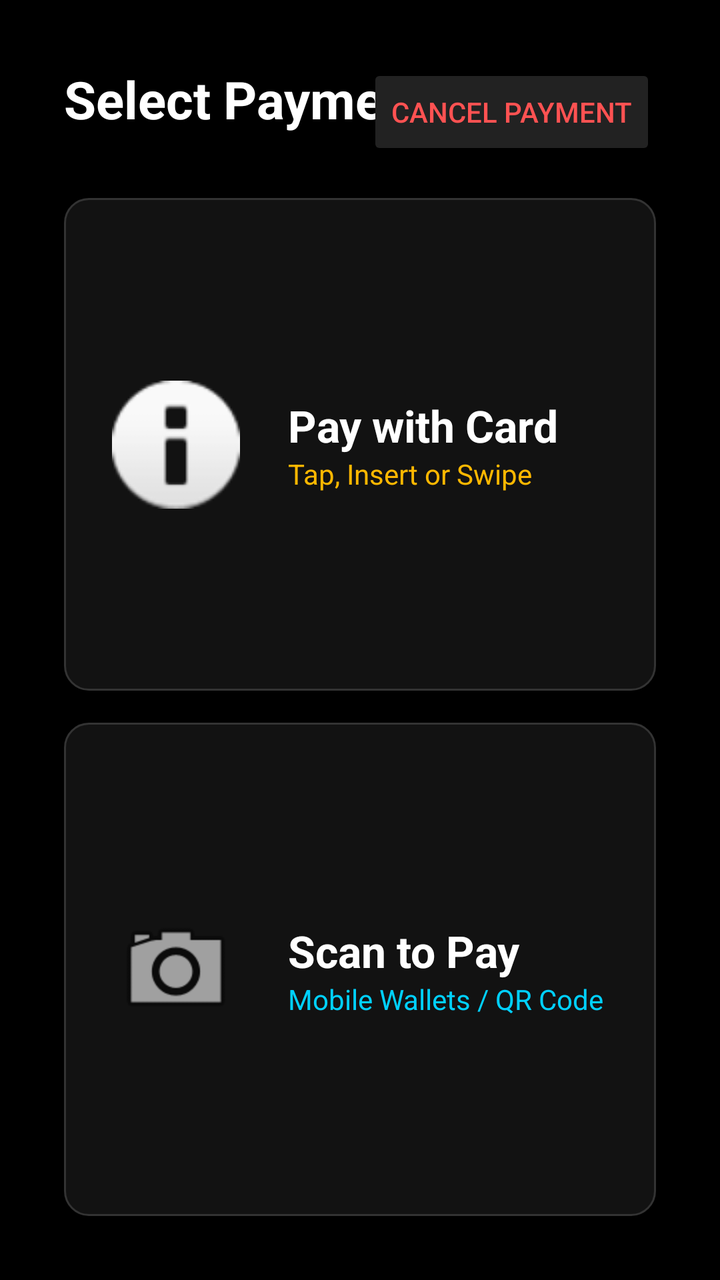
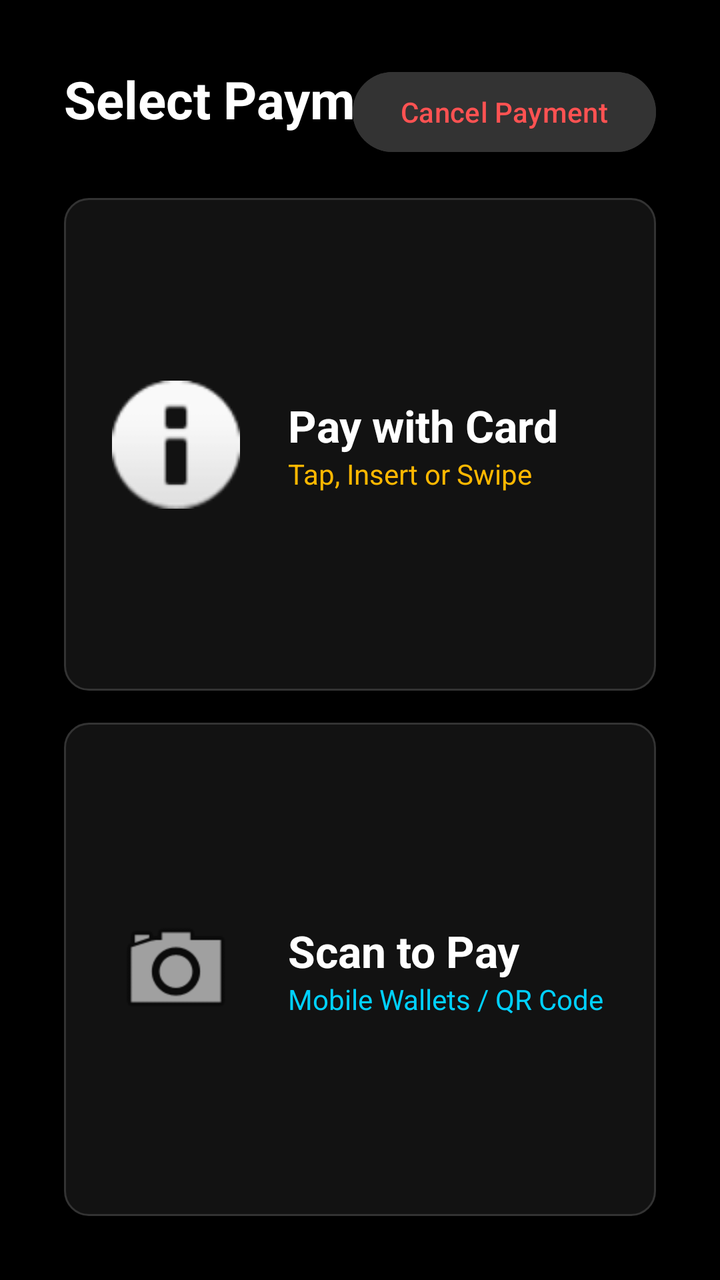

An Android layout rendered at two revisions. The XML below is the earlier revision; the diff shows what the commit changed to produce the second picture.
<!-- AndroidManifest.xml: application theme Theme.SSP -->
<!-- res/layout/dialog_payment_selection.xml -->
<?xml version="1.0" encoding="utf-8"?>
<androidx.constraintlayout.widget.ConstraintLayout xmlns:android="http://schemas.android.com/apk/res/android"
    xmlns:app="http://schemas.android.com/apk/res-auto"
    android:layout_width="match_parent"
    android:layout_height="match_parent"
    android:background="#000000"
    android:padding="32dp">

    <TextView
        android:id="@+id/tv_choice_title"
        android:layout_width="wrap_content"
        android:layout_height="wrap_content"
        android:text="@string/payment_choice_title"
        android:textColor="#FFFFFF"
        android:textSize="26sp"
        android:textStyle="bold"
        app:layout_constraintStart_toStartOf="parent"
        app:layout_constraintTop_toTopOf="parent" />

    <LinearLayout
        android:layout_width="match_parent"
        android:layout_height="0dp"
        android:layout_marginTop="32dp"
        android:orientation="vertical"
        app:layout_constraintBottom_toBottomOf="parent"
        app:layout_constraintTop_toBottomOf="@id/tv_choice_title">

        
        <androidx.constraintlayout.widget.ConstraintLayout
            android:id="@+id/btn_choice_card"
            android:layout_width="match_parent"
            android:layout_height="0dp"
            android:layout_marginBottom="16dp"
            android:layout_weight="1"
            android:background="@drawable/card_brand_bg"
            android:clickable="true"
            android:focusable="true"
            android:foreground="?android:attr/selectableItemBackground">

            <ImageView
                android:id="@+id/img_card_icon"
                android:layout_width="64dp"
                android:layout_height="64dp"
                android:layout_marginStart="24dp"
                android:src="@android:drawable/ic_dialog_info"
                app:layout_constraintBottom_toBottomOf="parent"
                app:layout_constraintStart_toStartOf="parent"
                app:layout_constraintTop_toTopOf="parent" />

            <TextView
                android:id="@+id/tv_card_text"
                android:layout_width="wrap_content"
                android:layout_height="wrap_content"
                android:layout_marginStart="24dp"
                android:text="@string/btn_pay_card"
                android:textColor="#FFFFFF"
                android:textSize="22sp"
                android:textStyle="bold"
                app:layout_constraintBottom_toTopOf="@id/tv_card_sub"
                app:layout_constraintStart_toEndOf="@id/img_card_icon"
                app:layout_constraintTop_toTopOf="parent"
                app:layout_constraintVertical_chainStyle="packed" />

            <TextView
                android:id="@+id/tv_card_sub"
                android:layout_width="wrap_content"
                android:layout_height="wrap_content"
                android:text="@string/btn_pay_card_desc"
                android:textColor="#FFB800"
                android:textSize="14sp"
                app:layout_constraintBottom_toBottomOf="parent"
                app:layout_constraintStart_toStartOf="@id/tv_card_text"
                app:layout_constraintTop_toBottomOf="@id/tv_card_text" />

        </androidx.constraintlayout.widget.ConstraintLayout>

        
        <androidx.constraintlayout.widget.ConstraintLayout
            android:id="@+id/btn_choice_scan"
            android:layout_width="match_parent"
            android:layout_height="0dp"
            android:layout_weight="1"
            android:background="@drawable/card_brand_bg"
            android:clickable="true"
            android:focusable="true"
            android:foreground="?android:attr/selectableItemBackground">

            <ImageView
                android:id="@+id/img_scan_icon"
                android:layout_width="64dp"
                android:layout_height="64dp"
                android:layout_marginStart="24dp"
                android:src="@android:drawable/ic_menu_camera"
                app:layout_constraintBottom_toBottomOf="parent"
                app:layout_constraintStart_toStartOf="parent"
                app:layout_constraintTop_toTopOf="parent" />

            <TextView
                android:id="@+id/tv_scan_text"
                android:layout_width="wrap_content"
                android:layout_height="wrap_content"
                android:layout_marginStart="24dp"
                android:text="@string/btn_pay_scan"
                android:textColor="#FFFFFF"
                android:textSize="22sp"
                android:textStyle="bold"
                app:layout_constraintBottom_toTopOf="@id/tv_scan_sub"
                app:layout_constraintStart_toEndOf="@id/img_scan_icon"
                app:layout_constraintTop_toTopOf="parent"
                app:layout_constraintVertical_chainStyle="packed" />

            <TextView
                android:id="@+id/tv_scan_sub"
                android:layout_width="wrap_content"
                android:layout_height="wrap_content"
                android:text="@string/btn_pay_scan_desc"
                android:textColor="#00D1FF"
                android:textSize="14sp"
                app:layout_constraintBottom_toBottomOf="parent"
                app:layout_constraintStart_toStartOf="@id/tv_scan_text"
                app:layout_constraintTop_toBottomOf="@id/tv_scan_text" />

        </androidx.constraintlayout.widget.ConstraintLayout>

    </LinearLayout>

    
    <Button
        android:id="@+id/btn_cancel_choice"
        android:layout_width="wrap_content"
        android:layout_height="wrap_content"
        android:backgroundTint="#222222"
        android:text="@string/btn_cancel"
        android:textColor="#FF5252"
        app:layout_constraintEnd_toEndOf="parent"
        app:layout_constraintTop_toTopOf="parent" />

</androidx.constraintlayout.widget.ConstraintLayout>
<!-- resources referenced by this layout -->
<resources>
  <!-- drawable card_brand_bg (drawable) -->
  <?xml version="1.0" encoding="utf-8"?>
  <shape xmlns:android="http://schemas.android.com/apk/res/android">
      <solid android:color="@color/bg_card" />
      <corners android:radius="12dp" />
      <stroke
          android:width="1dp"
          android:color="#333333" />
  </shape>
  <string name="btn_cancel">Cancel Payment</string>
  <string name="btn_pay_card">Pay with Card</string>
  <string name="btn_pay_card_desc">Tap, Insert or Swipe</string>
  <string name="btn_pay_scan">Scan to Pay</string>
  <string name="btn_pay_scan_desc">Mobile Wallets / QR Code</string>
  <string name="payment_choice_title">Select Payment Method</string>
  <style name="Theme.SSP" parent="Theme.AppCompat.NoActionBar">
          
          <item name="colorPrimary">@color/royal_blue</item>
          <item name="colorPrimaryDark">@color/bg_dark</item>
          <item name="colorAccent">@color/gold_accent</item>
          <item name="android:windowBackground">@color/bg_dark</item>
          <item name="android:windowNoTitle">true</item>
          <item name="android:windowActionBar">false</item>
      </style>
  <color name="bg_card">#121212</color>
  <color name="royal_blue">#00D1FF</color>
  <color name="bg_dark">#000000</color>
  <color name="gold_accent">#FFB800</color>
</resources>

<!-- the commit's change to res/layout/dialog_payment_selection.xml (unified diff, before → after) -->
@@ -3,7 +3,7 @@
     xmlns:app="http://schemas.android.com/apk/res-auto"
     android:layout_width="match_parent"
     android:layout_height="match_parent"
-    android:background="#000000"
+    android:background="@color/bg_dark"
     android:padding="32dp">
 
     <TextView
@@ -11,7 +11,7 @@
         android:layout_width="wrap_content"
         android:layout_height="wrap_content"
         android:text="@string/payment_choice_title"
-        android:textColor="#FFFFFF"
+        android:textColor="@color/text_light"
         android:textSize="26sp"
         android:textStyle="bold"
         app:layout_constraintStart_toStartOf="parent"
@@ -53,7 +53,7 @@
                 android:layout_height="wrap_content"
                 android:layout_marginStart="24dp"
                 android:text="@string/btn_pay_card"
-                android:textColor="#FFFFFF"
+                android:textColor="@color/text_light"
                 android:textSize="22sp"
                 android:textStyle="bold"
                 app:layout_constraintBottom_toTopOf="@id/tv_card_sub"
@@ -66,7 +66,7 @@
                 android:layout_width="wrap_content"
                 android:layout_height="wrap_content"
                 android:text="@string/btn_pay_card_desc"
-                android:textColor="#FFB800"
+                android:textColor="@color/gold_accent"
                 android:textSize="14sp"
                 app:layout_constraintBottom_toBottomOf="parent"
                 app:layout_constraintStart_toStartOf="@id/tv_card_text"
@@ -101,7 +101,7 @@
                 android:layout_height="wrap_content"
                 android:layout_marginStart="24dp"
                 android:text="@string/btn_pay_scan"
-                android:textColor="#FFFFFF"
+                android:textColor="@color/text_light"
                 android:textSize="22sp"
                 android:textStyle="bold"
                 app:layout_constraintBottom_toTopOf="@id/tv_scan_sub"
@@ -114,7 +114,7 @@
                 android:layout_width="wrap_content"
                 android:layout_height="wrap_content"
                 android:text="@string/btn_pay_scan_desc"
-                android:textColor="#00D1FF"
+                android:textColor="@color/royal_blue"
                 android:textSize="14sp"
                 app:layout_constraintBottom_toBottomOf="parent"
                 app:layout_constraintStart_toStartOf="@id/tv_scan_text"
@@ -129,9 +129,9 @@
         android:id="@+id/btn_cancel_choice"
         android:layout_width="wrap_content"
         android:layout_height="wrap_content"
-        android:backgroundTint="#222222"
+        android:backgroundTint="@color/btn_neutral_bg"
         android:text="@string/btn_cancel"
-        android:textColor="#FF5252"
+        android:textColor="@color/coral_red"
         app:layout_constraintEnd_toEndOf="parent"
         app:layout_constraintTop_toTopOf="parent" />
 
<!-- resource entries referenced after the edit -->
@@ -15,18 +15,33 @@
   <string name="btn_pay_scan">Scan to Pay</string>
   <string name="btn_pay_scan_desc">Mobile Wallets / QR Code</string>
   <string name="payment_choice_title">Select Payment Method</string>
-  <style name="Theme.SSP" parent="Theme.AppCompat.NoActionBar">
+  <style name="Theme.SSP" parent="Theme.Material3.Dark.NoActionBar">
           
-          <item name="colorPrimary">@color/royal_blue</item>
-          <item name="colorPrimaryDark">@color/bg_dark</item>
-          <item name="colorAccent">@color/gold_accent</item>
+          <item name="colorPrimary">@color/gold_accent</item>
+          <item name="colorOnPrimary">@color/text_dark</item>
+          <item name="colorSecondary">@color/royal_blue</item>
+          <item name="colorOnSecondary">@color/text_dark</item>
+          <item name="colorError">@color/coral_red</item>
+          <item name="colorOnError">@color/text_light</item>
+          <item name="colorSurface">@color/bg_card</item>
+          <item name="colorOnSurface">@color/text_light</item>
+          <item name="colorSurfaceVariant">@color/bg_card_selected</item>
+          <item name="colorOnSurfaceVariant">@color/text_muted</item>
+          <item name="colorOutline">@color/border_light</item>
           <item name="android:windowBackground">@color/bg_dark</item>
           <item name="android:windowNoTitle">true</item>
           <item name="android:windowActionBar">false</item>
       </style>
   <color name="bg_card">#121212</color>
+  <color name="text_dark">#0F172A</color>
+  <color name="bg_card_selected">#1A1A1A</color>
+  <color name="text_muted">#94A3B8</color>
+  <color name="border_light">#334155</color>
   <color name="royal_blue">#00D1FF</color>
+  <color name="text_light">#FFFFFF</color>
   <color name="bg_dark">#000000</color>
+  <color name="btn_neutral_bg">#333333</color>
+  <color name="coral_red">#FF5252</color>
   <color name="gold_accent">#FFB800</color>
 </resources>
 
